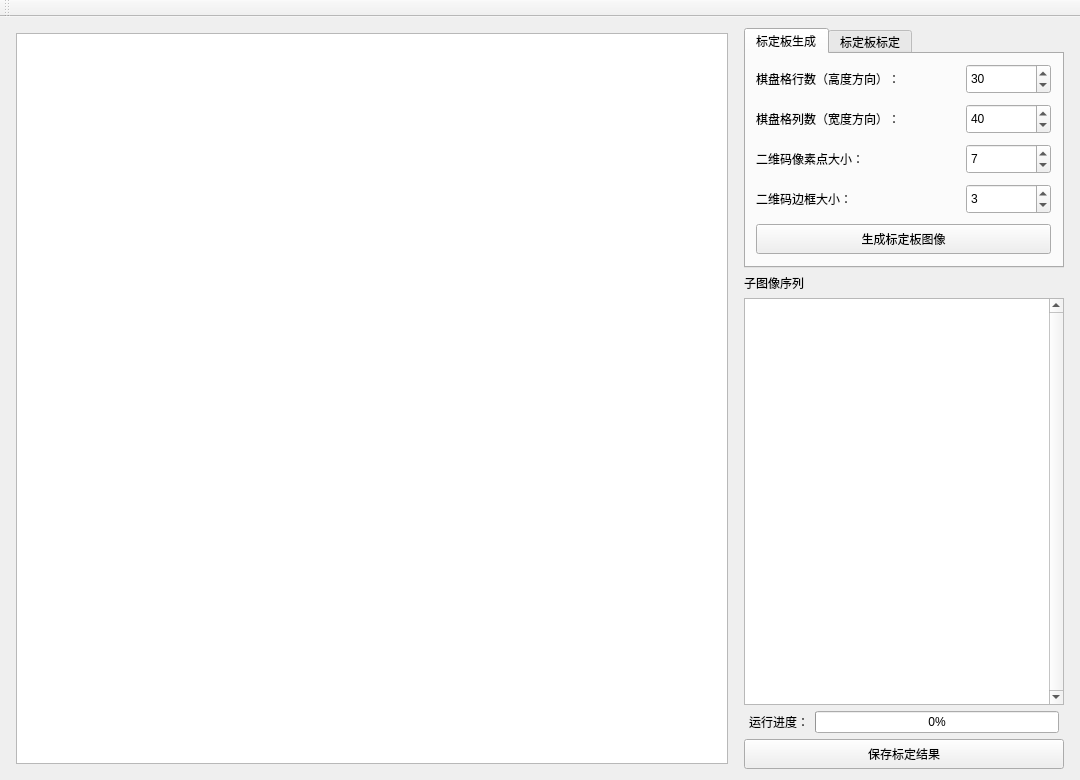
Before: the Qt Designer form QtUI/CalibBoardStitcher.ui in h13-0/CalibBoardStitcher, drawn with Qt 5.
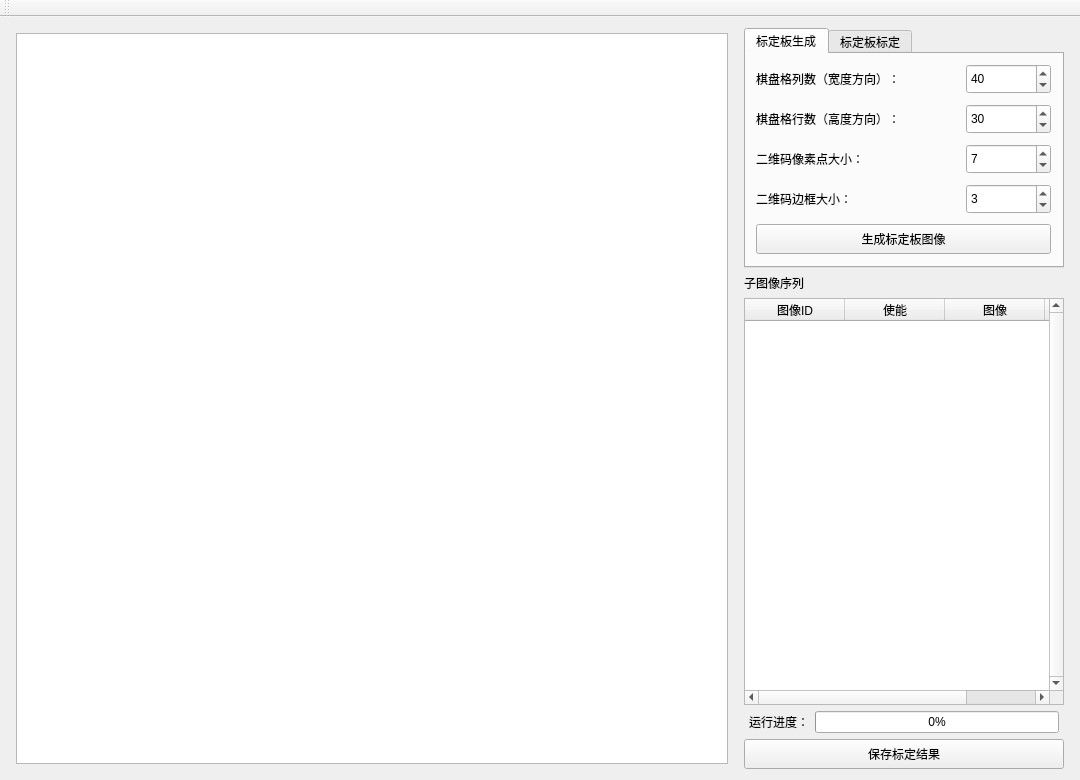
After: the same form once the commit is applied. The open tabs and pages were chosen to show the change.

Commit message: 初步实现子图像序列的UI列表

```diff
--- a/QtUI/CalibBoardStitcher.ui
+++ b/QtUI/CalibBoardStitcher.ui
@@ -104,7 +104,7 @@
           <property name="geometry">
            <rect>
             <x>10</x>
-            <y>50</y>
+            <y>10</y>
             <width>150</width>
             <height>30</height>
            </rect>
@@ -117,7 +117,7 @@
           <property name="geometry">
            <rect>
             <x>220</x>
-            <y>10</y>
+            <y>50</y>
             <width>85</width>
             <height>30</height>
            </rect>
@@ -139,7 +139,7 @@
           <property name="geometry">
            <rect>
             <x>220</x>
-            <y>50</y>
+            <y>10</y>
             <width>85</width>
             <height>30</height>
            </rect>
@@ -161,7 +161,7 @@
           <property name="geometry">
            <rect>
             <x>10</x>
-            <y>10</y>
+            <y>50</y>
             <width>150</width>
             <height>30</height>
            </rect>
@@ -334,10 +334,33 @@
        </widget>
       </item>
       <item>
-       <widget class="QTableView" name="tableView">
+       <widget class="QTableWidget" name="tableWidget">
         <property name="verticalScrollBarPolicy">
          <enum>Qt::ScrollBarPolicy::ScrollBarAlwaysOn</enum>
         </property>
+        <attribute name="verticalHeaderDefaultSectionSize">
+         <number>64</number>
+        </attribute>
+        <column>
+         <property name="text">
+          <string>图像ID</string>
+         </property>
+        </column>
+        <column>
+         <property name="text">
+          <string>使能</string>
+         </property>
+        </column>
+        <column>
+         <property name="text">
+          <string>图像</string>
+         </property>
+        </column>
+        <column>
+         <property name="text">
+          <string>顶点对</string>
+         </property>
+        </column>
        </widget>
       </item>
       <item>
```
Left out of the diff: 6 changed lines with no effect on the pictures. The commit also changes 4 other files.
